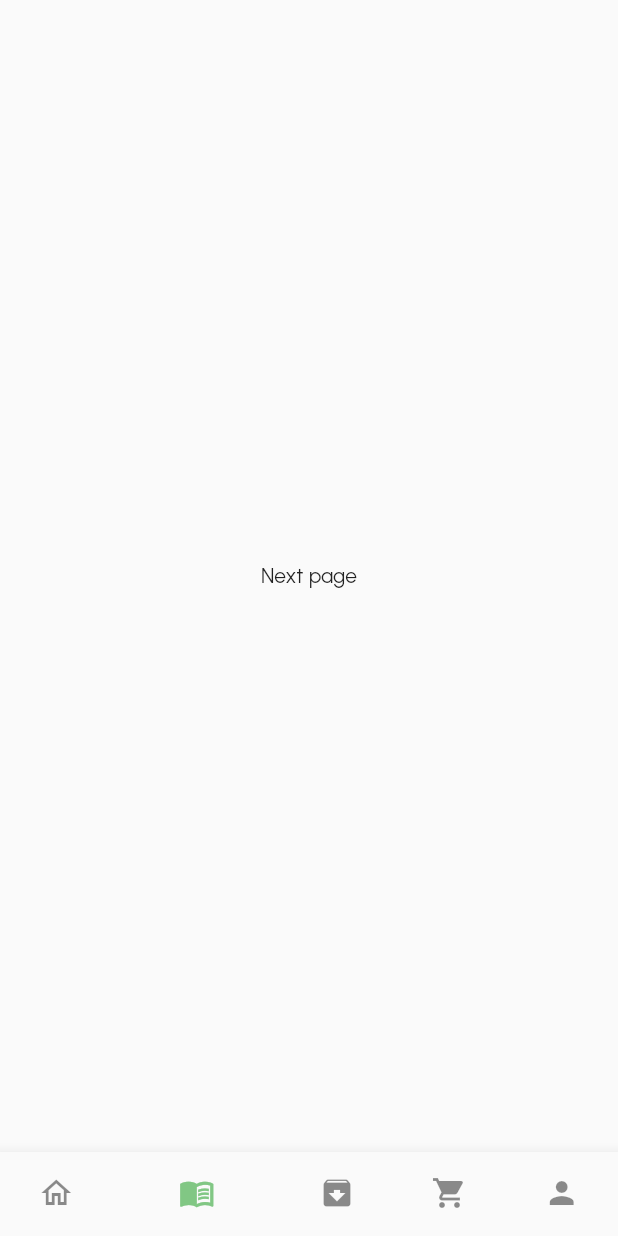
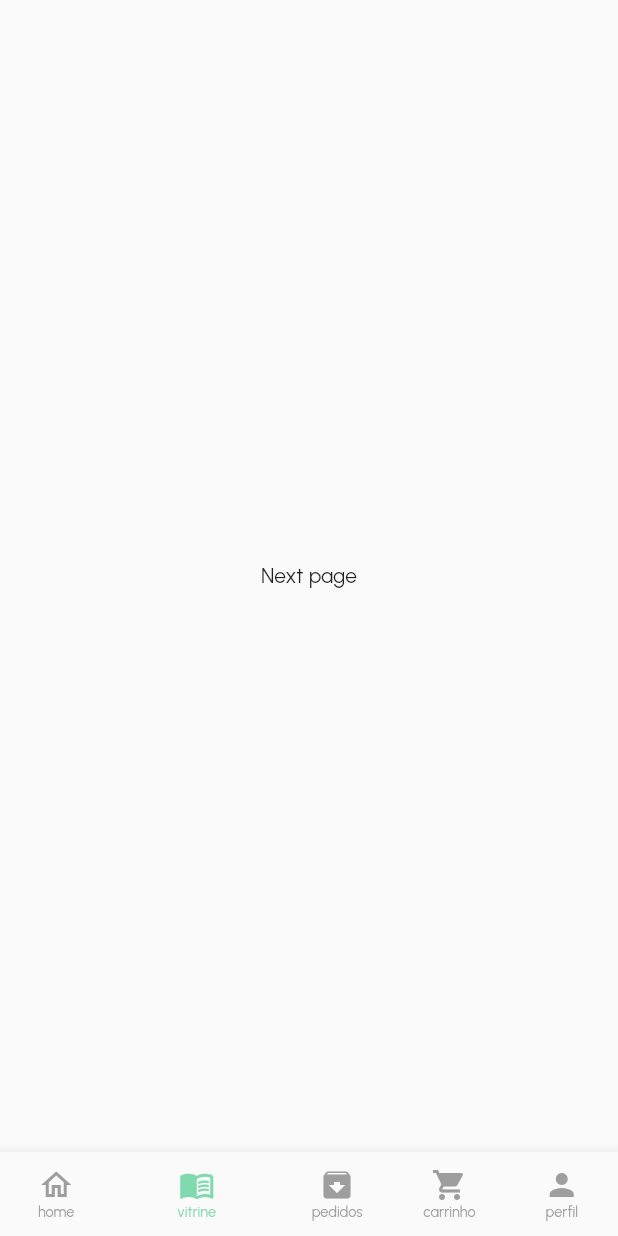
Before and after one commit to FeirAppGroup/FeirApp, a Flutter app: the screen it shows after launch, item 2 of the bottom bar chosen, on a phone screen of 412 x 824 dp. Run offline on Flutter 3.47's test engine with Material 2 defaults, Android fonts, the phone set to English and light mode, and no system bars; our stand-ins replace carousel_slider, get, smooth_page_indicator.

Commit message:
Modificações na exibição dos pedidos

```diff
--- a/feirapp/lib/routes/routes.dart
+++ b/feirapp/lib/routes/routes.dart
@@ -54,7 +54,8 @@ class Routes {
 
   //orders
   static String getOrdersScreen() => '$ordersScreen';
-  static String getTrackOrderScreen() => '$trackOrderScreen';
+  //TODO: objeto não possui ID, aqui está sendo usado como index
+  static String getTrackOrderScreen(int orderId) => '$trackOrderScreen?orderId=$orderId';
 
   static List<GetPage> routes = [
     GetPage(
@@ -114,7 +115,10 @@ class Routes {
     ),
     GetPage(
       name: trackOrderScreen,
-      page: () => TrackOrderScreen(),
+      page: () {
+        var orderId = Get.parameters['orderId'];
+        return TrackOrderScreen(productIndex: int.parse(orderId!));
+      },
       transition: Transition.rightToLeftWithFade,
     ),
   ];
--- a/feirapp/lib/screens/home/tab_screen.dart
+++ b/feirapp/lib/screens/home/tab_screen.dart
@@ -1,11 +1,14 @@
 // ignore_for_file: prefer_const_constructors
 
+import 'package:feirapp/utils/app_colors.dart';
 import 'package:flutter/material.dart';
 
 import 'package:feirapp/screens/home/home_screen.dart';
 import 'package:feirapp/screens/my-cart/my_cart_screen.dart';
 import 'package:feirapp/screens/orders/orders_screen.dart';
 import 'package:feirapp/screens/welcome_screen.dart';
+
+import '../../utils/dimensions.dart';
 
 class TabScreen extends StatefulWidget {
   const TabScreen({Key? key}) : super(key: key);
@@ -19,7 +22,7 @@ class _TabScreenState extends State<TabScreen> {
 
   int _selectedIndex = 0;
 
-  List pages = [
+  List<Widget> pages = [
     HomeScreen(),
     Container(
       child: Center(
@@ -40,14 +43,17 @@ class _TabScreenState extends State<TabScreen> {
   @override
   Widget build(BuildContext context) {
     return Scaffold(
-      body: pages[_selectedIndex],
+      body: IndexedStack(
+        children: pages,
+        index: _selectedIndex,
+      ),
       bottomNavigationBar: BottomNavigationBar(
-        selectedItemColor: Colors.green[300],
-        unselectedItemColor: Colors.black45,
-        showSelectedLabels: false,
-        showUnselectedLabels: false,
-        selectedFontSize: 0.0,
-        unselectedFontSize: 0.0,
+        selectedItemColor: AppColors.primaryColorLight,
+        unselectedItemColor: AppColors.greyColor,
+        showSelectedLabels: true,
+        showUnselectedLabels: true,
+        selectedFontSize: Dimensions.font10,
+        unselectedFontSize: Dimensions.font10,
         currentIndex: _selectedIndex,
         onTap: onTapNav,
         items: const [
@@ -61,25 +67,25 @@ class _TabScreenState extends State<TabScreen> {
             icon: Icon(
               Icons.menu_book,
             ),
-            label: 'history',
+            label: 'vitrine',
           ),
           BottomNavigationBarItem(
             icon: Icon(
               Icons.archive,
             ),
-            label: 'orders',
+            label: 'pedidos',
           ),
           BottomNavigationBarItem(
             icon: Icon(
               Icons.shopping_cart,
             ),
-            label: 'cart',
+            label: 'carrinho',
           ),
           BottomNavigationBarItem(
             icon: Icon(
               Icons.person,
             ),
-            label: 'me',
+            label: 'perfil',
           ),
         ],
       ),
--- a/feirapp/lib/utils/app_colors.dart
+++ b/feirapp/lib/utils/app_colors.dart
@@ -7,7 +7,7 @@ class AppColors {
   static const Color greyColor = Color(0xFF9E9E9E);
 
   static const Color primaryColor = Color(0xFF01B763);
-  static const Color primaryColorLight = Color.fromARGB(125, 1, 183, 98);
+  static const Color primaryColorLight = Color(0x7C01B762);
 
   static const Color secondaryColor = Color(0xFFFF0000);
 
```
Also changed, not shown: feirapp/lib/models/mock/list_product_dto_mock.dart (added, +122 -0 lines), feirapp/lib/screens/orders/orders_screen.dart (+4 -9 lines), feirapp/lib/screens/orders/track_order_screen.dart (+22 -12 lines), feirapp/lib/widgets/rectangle_card_widget.dart (added, +133 -0 lines).
